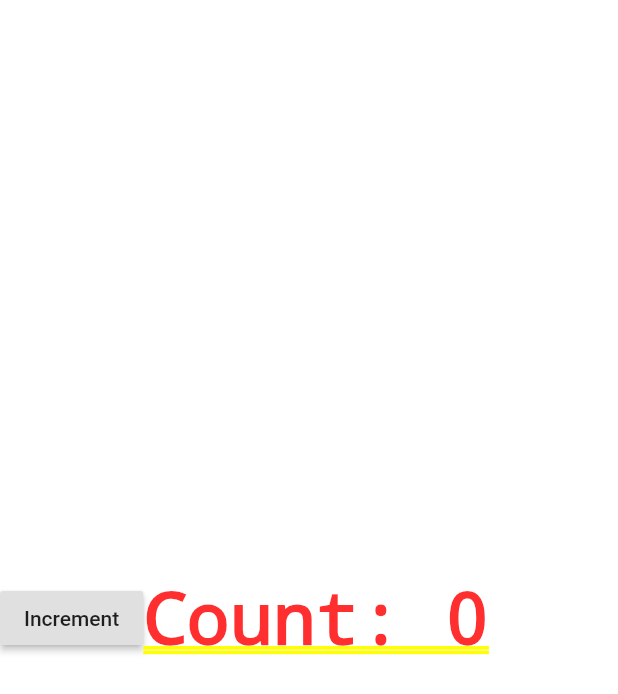
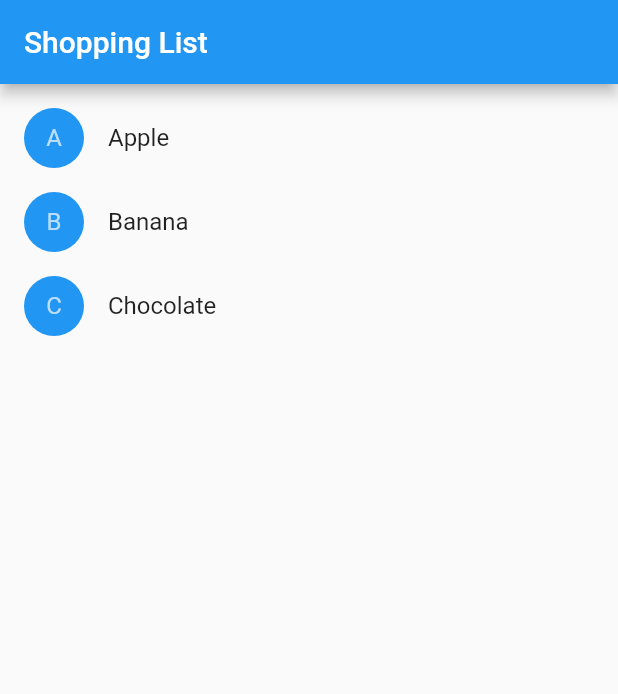
Before and after one commit to haru-ake/flutter_tutorial_widget_framework, a Flutter app: the screen it shows after launch, on a phone screen of 412 x 824 dp. Shown: the top 694 px of the screen. Run offline on Flutter 3.47's test engine with Material 2 defaults, Android fonts, the phone set to English and light mode, and no system bars.

Commit message:
Bringing it all together

```diff
--- a/lib/main.dart
+++ b/lib/main.dart
@@ -2,57 +2,97 @@ import 'package:flutter/material.dart';
 
 void main() {
   runApp(MaterialApp(
-    title: 'Flutter Tutorial',
-    home: Counter(),
-  ));
+      title: 'Shopping App',
+      home: ShoppingList(
+        products: <Product>[
+          Product(name: 'Apple'),
+          Product(name: 'Banana'),
+          Product(name: 'Chocolate'),
+        ],
+      )));
 }
 
-class CounterDisplay extends StatelessWidget {
-  CounterDisplay({this.count});
+class Product {
+  const Product({this.name});
+  final String name;
+}
 
-  final int count;
+typedef void CartChangedCallback(Product product, bool inCart);
+
+class ShoppingListItem extends StatelessWidget {
+  ShoppingListItem({Product product, this.inCart, this.onCartChanged})
+      : product = product,
+        super(key: ObjectKey(product));
+
+  final Product product;
+  final bool inCart;
+  final CartChangedCallback onCartChanged;
+
+  Color _getColor(BuildContext context) {
+    return inCart ? Colors.black54 : Theme.of(context).primaryColor;
+  }
+
+  TextStyle _getTextStyle(BuildContext context) {
+    if (!inCart) return null;
+
+    return TextStyle(
+      color: Colors.black54,
+      decoration: TextDecoration.lineThrough,
+    );
+  }
 
   @override
   Widget build(BuildContext context) {
-    return Text('Count: $count');
-  }
-}
-
-class CounterIncrementor extends StatelessWidget {
-  CounterIncrementor({this.onPressed});
-
-  final VoidCallback onPressed;
-
-  @override
-  Widget build(BuildContext context) {
-    return RaisedButton(
-      onPressed: onPressed,
-      child: Text('Increment'),
+    return ListTile(
+      onTap: () {
+        onCartChanged(product, !inCart);
+      },
+      leading: CircleAvatar(
+        backgroundColor: _getColor(context),
+        child: Text(product.name[0]),
+      ),
+      title: Text(product.name, style: _getTextStyle(context)),
     );
   }
 }
 
-class Counter extends StatefulWidget {
+class ShoppingList extends StatefulWidget {
+  ShoppingList({Key key, this.products}) : super(key: key);
+
+  final List<Product> products;
+
   @override
-  _CounterState createState() => _CounterState();
+  _ShoppingListState createState() => _ShoppingListState();
 }
 
-class _CounterState extends State<Counter> {
-  int _counter = 0;
+class _ShoppingListState extends State<ShoppingList> {
+  Set<Product> _shoppingCart = Set<Product>();
 
-  void _increment() {
+  void _handleCartChanged(Product product, bool inCart) {
     setState(() {
-      ++_counter;
+      if (inCart)
+        _shoppingCart.add(product);
+      else
+        _shoppingCart.remove(product);
     });
   }
 
   @override
   Widget build(BuildContext context) {
-    return Row(
-      children: <Widget>[
-        CounterIncrementor(onPressed: _increment),
-        CounterDisplay(count: _counter),
-      ],
+    return Scaffold(
+      appBar: AppBar(
+        title: Text('Shopping List'),
+      ),
+      body: ListView(
+        padding: EdgeInsets.symmetric(vertical: 8.0),
+        children: widget.products.map((Product product) {
+          return ShoppingListItem(
+            product: product,
+            inCart: _shoppingCart.contains(product),
+            onCartChanged: _handleCartChanged,
+          );
+        }).toList(),
+      ),
     );
   }
 }
```
